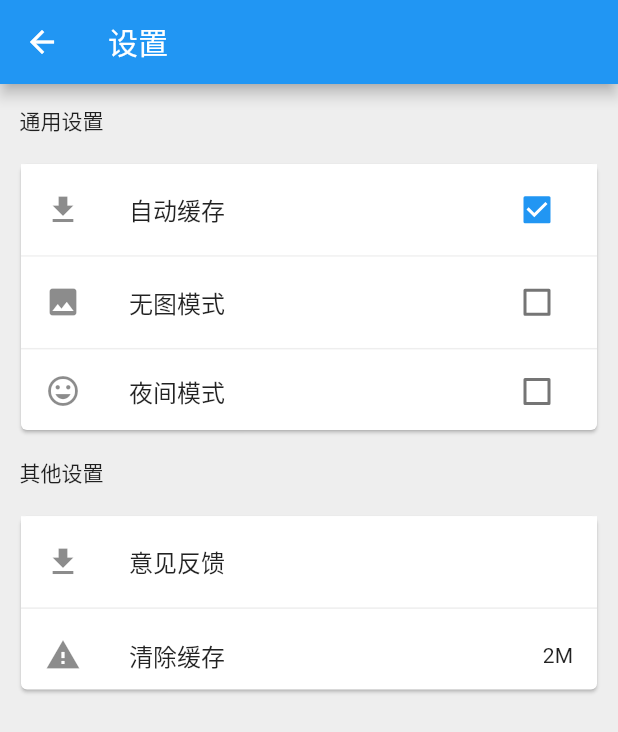
After one commit to wanggw911/flutter_wanandroid, a Flutter app: the SettingPage screen opened directly, on a phone screen of 412 x 824 dp. The commit adds this screen. Shown: the top 732 px of the screen. Run offline on Flutter 3.47's test engine with Material 2 defaults, Android fonts, the phone set to English and light mode, and no system bars; our stand-ins replace flutter_easyrefresh, flutter_screenutil, flutter_swiper; missing offline and left inert: flutter_webview_plugin, provide; accounts and stored records are empty; statements that could not run were skipped.

Commit message:
设置界面完成搭建

```diff
--- a/lib/pages/common/drawer_menu.dart
+++ b/lib/pages/common/drawer_menu.dart
@@ -3,6 +3,7 @@ import 'package:flutter/material.dart';
 import 'package:flutter_wanandroid/model/user.dart';
 import 'package:flutter_wanandroid/pages/common/collection_page.dart';
 import 'package:flutter_wanandroid/pages/common/login_register_page.dart';
+import 'package:flutter_wanandroid/pages/common/setting_page.dart';
 import 'package:flutter_wanandroid/provide/user_provide.dart';
 import 'package:provide/provide.dart';
 
@@ -39,9 +40,11 @@ class MenuBuilder {
           Navigator.of(context).push(
           MaterialPageRoute(builder: (BuildContext context) {
               if (user != null) {
+                //页面跳转：CollectionPage
                 return CollectionPage();
               }
               else {
+                //页面跳转：LoginRegisterPage
                 return LoginRegisterPage(pageType: PageType.login,);
               }
             })
@@ -51,7 +54,14 @@ class MenuBuilder {
       ListTile(
         leading: Icon(Icons.settings),
         title: Text('设置'),
-        onTap: (){},
+        onTap: (){
+          //页面跳转：SettingPage
+          Navigator.of(context).push(
+          MaterialPageRoute(builder: (BuildContext context) {
+              return SettingPage();
+            })
+          );
+        },
       ),
       ListTile(
         leading: Icon(Icons.camera),
--- /dev/null
+++ b/lib/pages/common/setting_page.dart
@@ -0,0 +1,158 @@
+
+import 'package:flutter/material.dart';
+import 'package:flutter_wanandroid/tools/tools.dart';
+
+class SettingPage extends StatefulWidget {
+  SettingPage({Key key}) : super(key: key);
+
+  _SettingPageState createState() => _SettingPageState();
+}
+
+class _SettingPageState extends State<SettingPage> {
+  @override
+  Widget build(BuildContext context) {
+    return Scaffold(
+       appBar: AppBar(title: Text('设置'),),
+       body: _settingContent(),
+    );
+  }
+
+  Widget _settingContent() {
+    return Container(
+      width: setWidth(750),
+      height: setHeight(1334),
+      decoration: BoxDecoration(color: Colors.grey[200]),
+      child: SingleChildScrollView(
+        child: Column(
+          children: <Widget>[
+            _header('通用设置'),
+            _commonSettingContent(),
+            _header('其他设置'),
+            _otherSettingContent()
+          ],
+        ),
+      ),
+    );
+  }
+
+  Widget _header(String title) {
+    return Container(
+      height: setHeight(80),
+      padding: EdgeInsets.only(left: 13),
+      alignment: Alignment.centerLeft,
+      child: Text(title),
+    );
+  }
+
+  Widget _commonSettingContent() {
+    return Container(
+      height: setHeight(300),
+      padding: EdgeInsets.only(left: 10, right: 10),
+      decoration: BoxDecoration(
+        // TODO: 设置圆角的好像没有生效，应该使用 card clipBehavior
+        borderRadius: BorderRadius.circular(10)
+      ),
+      child: Card(
+        child: ListView(
+          children: <Widget>[
+            Container(
+              height: setHeight(100),
+              decoration: BoxDecoration(
+                color: Colors.white,
+                border: Border(bottom: BorderSide(width: 1.0, color: Colors.grey[200])),
+              ),
+              child: Center(
+                child: ListTile(
+                  leading: Icon(Icons.file_download),
+                  title: Text('自动缓存'),
+                  trailing: Checkbox(
+                    value: true,
+                    onChanged: (value) {
+
+                    },
+                  ),
+                ),
+              ),
+            ),
+            //Divider(),
+            Container(
+              height: setHeight(100),
+              decoration: BoxDecoration(
+                color: Colors.white,
+                border: Border(bottom: BorderSide(width: 1.0, color: Colors.grey[200])),
+              ),
+              child: Center(
+                child: ListTile(
+                  leading: Icon(Icons.image),
+                  title: Text('无图模式'),
+                  trailing: Checkbox(
+                    value: false,
+                    onChanged: (value) {
+
+                    },
+                  ),
+                ),
+              ),
+            ),
+            //Divider(),
+            Container(
+              height: setHeight(100),
+              child: ListTile(
+                leading: Icon(Icons.mood),
+                title: Text('夜间模式'),
+                trailing: Checkbox(
+                  value: false,
+                  onChanged: (value) {
+
+                  },
+                ),
+              ),
+            ),
+          ],
+        ),
+      ),
+    );
+  }
+
+  Widget _otherSettingContent() {
+    return Container(
+      height: setHeight(200),
+      padding: EdgeInsets.only(left: 10, right: 10),
+      decoration: BoxDecoration(
+        // TODO: 设置圆角的好像没有生效，应该使用 card clipBehavior
+        borderRadius: BorderRadius.circular(10)
+      ),
+      child: Card(
+        child: ListView(
+          children: <Widget>[
+            Container(
+              height: setHeight(100),
+              decoration: BoxDecoration(
+                color: Colors.white,
+                border: Border(bottom: BorderSide(width: 1.0, color: Colors.grey[200])),
+              ),
+              child: Center(
+                child: ListTile(
+                  leading: Icon(Icons.file_download),
+                  title: Text('意见反馈'),
+                ),
+              ),
+            ),
+            //Divider(),
+            Container(
+              height: setHeight(100),
+              child: Center(
+                child: ListTile(
+                  leading: Icon(Icons.warning),
+                  title: Text('清除缓存'),
+                  trailing: Text('2M'),
+                ),
+              ),
+            ),
+          ],
+        ),
+      ),
+    );
+  }
+
+}
```
